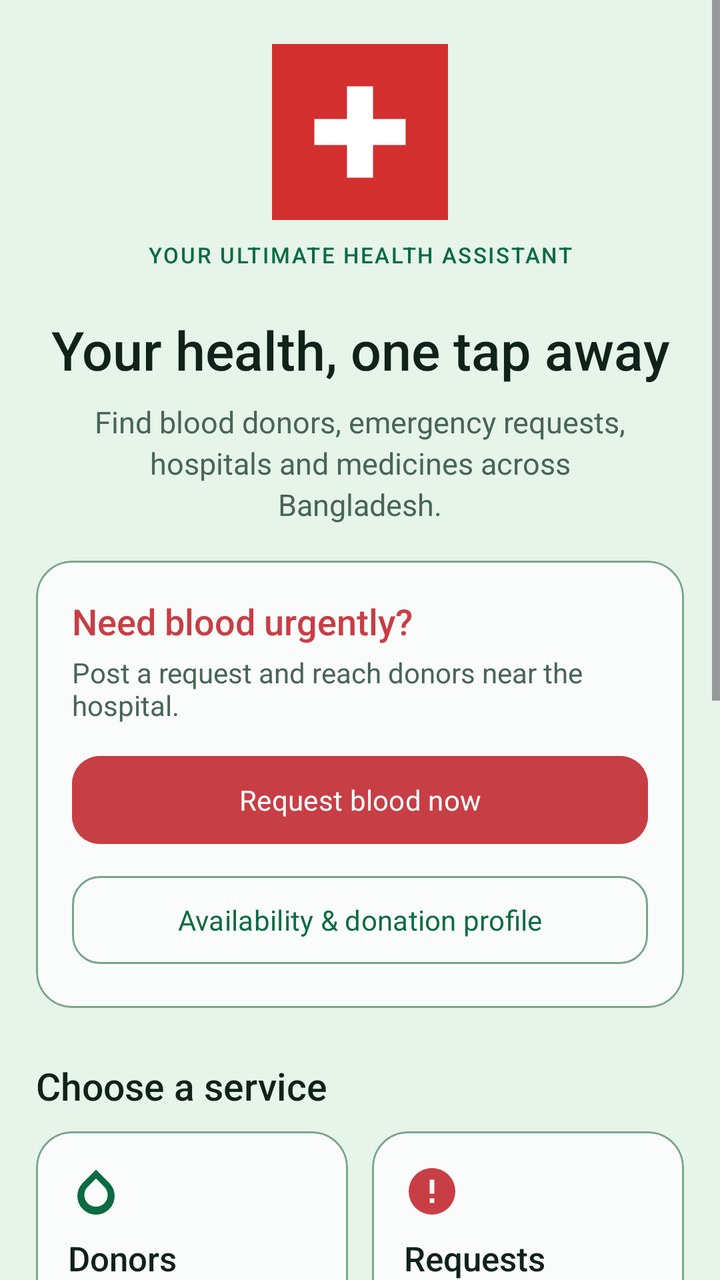
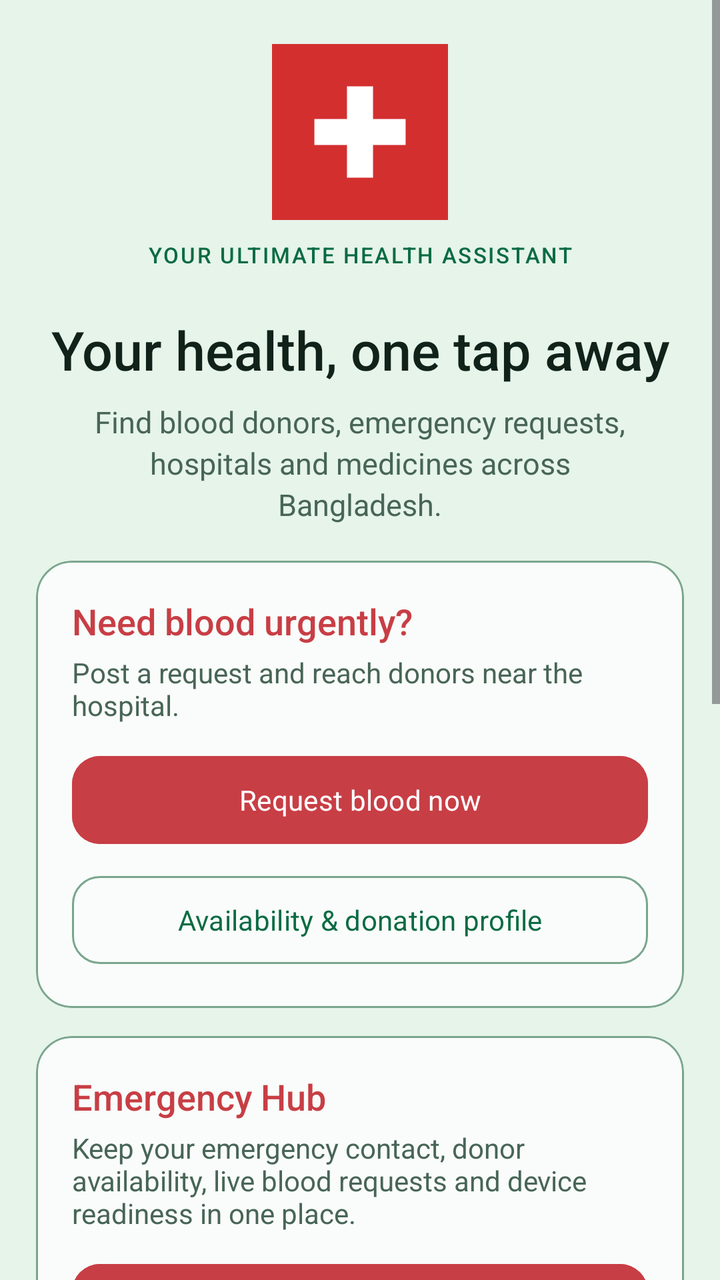

The first picture is an Android layout as it rendered before a commit; the second is the same layout after the commit. The layout source and the unified diff follow.
<!-- AndroidManifest.xml: application theme Theme.ShasthoBondhu -->
<!-- res/layout/fragment_home.xml -->
<?xml version="1.0" encoding="utf-8"?>
<ScrollView xmlns:android="http://schemas.android.com/apk/res/android"
    xmlns:app="http://schemas.android.com/apk/res-auto"
    android:layout_width="match_parent"
    android:layout_height="match_parent"
    android:background="@color/background"
    android:clipToPadding="false"
    android:fillViewport="true">

    <LinearLayout
        android:layout_width="match_parent"
        android:layout_height="wrap_content"
        android:orientation="vertical"
        android:paddingStart="18dp"
        android:paddingTop="22dp"
        android:paddingEnd="18dp"
        android:paddingBottom="24dp">

        <ImageView
            android:layout_width="88dp"
            android:layout_height="88dp"
            android:layout_gravity="center_horizontal"
            android:contentDescription="@string/app_name"
            android:src="@drawable/ic_app_logo" />

        <TextView
            android:layout_width="match_parent"
            android:layout_height="wrap_content"
            android:layout_marginTop="10dp"
            android:fontFamily="sans-serif-medium"
            android:gravity="center"
            android:letterSpacing="0.08"
            android:text="@string/brand_tagline"
            android:textColor="@color/primary"
            android:textSize="11sp" />

        <TextView
            android:layout_width="match_parent"
            android:layout_height="wrap_content"
            android:layout_marginTop="22dp"
            android:fontFamily="sans-serif-medium"
            android:gravity="center"
            android:text="@string/home_greeting"
            android:textColor="@color/text_primary"
            android:textSize="27sp" />

        <TextView
            android:layout_width="match_parent"
            android:layout_height="wrap_content"
            android:layout_marginStart="16dp"
            android:layout_marginTop="8dp"
            android:layout_marginEnd="16dp"
            android:gravity="center"
            android:lineSpacingExtra="3dp"
            android:text="@string/home_subtitle"
            android:textColor="@color/text_secondary"
            android:textSize="15sp" />

        <com.google.android.material.card.MaterialCardView
            style="@style/Widget.Shastho.Card.Box"
            android:layout_width="match_parent"
            android:layout_height="wrap_content"
            android:layout_marginTop="18dp">

            <LinearLayout
                android:layout_width="match_parent"
                android:layout_height="wrap_content"
                android:orientation="vertical"
                android:padding="18dp">

                <TextView
                    android:layout_width="match_parent"
                    android:layout_height="wrap_content"
                    android:fontFamily="sans-serif-medium"
                    android:text="@string/home_emergency_title"
                    android:textColor="@color/emergency"
                    android:textSize="18sp" />

                <TextView
                    android:layout_width="match_parent"
                    android:layout_height="wrap_content"
                    android:layout_marginTop="4dp"
                    android:text="@string/home_emergency_note"
                    android:textColor="@color/text_secondary"
                    android:textSize="14sp" />

                <com.google.android.material.button.MaterialButton
                    android:id="@+id/btnQuickRequest"
                    style="@style/Widget.Shastho.Button.Primary"
                    android:layout_width="match_parent"
                    android:layout_height="52dp"
                    android:layout_marginTop="12dp"
                    android:backgroundTint="@color/emergency"
                    android:text="@string/request_blood_now" />

                <com.google.android.material.button.MaterialButton
                    android:id="@+id/btnQuickDonate"
                    style="@style/Widget.Shastho.Button.Box"
                    android:layout_width="match_parent"
                    android:layout_height="52dp"
                    android:layout_marginTop="8dp"
                    android:text="@string/manage_donor_profile" />
            </LinearLayout>
        </com.google.android.material.card.MaterialCardView>

        <TextView
            android:layout_width="match_parent"
            android:layout_height="wrap_content"
            android:layout_marginTop="26dp"
            android:fontFamily="sans-serif-medium"
            android:text="@string/home_choose_service"
            android:textColor="@color/text_primary"
            android:textSize="19sp" />

        <LinearLayout
            android:layout_width="match_parent"
            android:layout_height="wrap_content"
            android:layout_marginTop="10dp"
            android:baselineAligned="false"
            android:orientation="horizontal">

            <com.google.android.material.card.MaterialCardView
                android:id="@+id/cardDonors"
                style="@style/Widget.Shastho.Card.Action"
                android:layout_width="0dp"
                android:layout_height="124dp"
                android:layout_marginEnd="6dp"
                android:layout_weight="1">

                <LinearLayout
                    android:layout_width="match_parent"
                    android:layout_height="match_parent"
                    android:gravity="center_vertical"
                    android:orientation="vertical"
                    android:padding="16dp">
                    <ImageView
                        android:layout_width="28dp"
                        android:layout_height="28dp"
                        android:contentDescription="@string/nav_donors"
                        android:src="@drawable/ic_nav_donors"
                        app:tint="@color/primary" />
                    <TextView
                        android:layout_width="wrap_content"
                        android:layout_height="wrap_content"
                        android:layout_marginTop="8dp"
                        android:fontFamily="sans-serif-medium"
                        android:text="@string/nav_donors"
                        android:textColor="@color/text_primary"
                        android:textSize="17sp" />
                    <TextView
                        android:layout_width="match_parent"
                        android:layout_height="wrap_content"
                        android:layout_marginTop="2dp"
                        android:maxLines="2"
                        android:text="@string/home_donors_note"
                        android:textColor="@color/text_secondary"
                        android:textSize="13sp" />
                </LinearLayout>
            </com.google.android.material.card.MaterialCardView>

            <com.google.android.material.card.MaterialCardView
                android:id="@+id/cardRequests"
                style="@style/Widget.Shastho.Card.Action"
                android:layout_width="0dp"
                android:layout_height="124dp"
                android:layout_marginStart="6dp"
                android:layout_weight="1">
                <LinearLayout
                    android:layout_width="match_parent"
                    android:layout_height="match_parent"
                    android:gravity="center_vertical"
                    android:orientation="vertical"
                    android:padding="16dp">
                    <ImageView
                        android:layout_width="28dp"
                        android:layout_height="28dp"
                        android:contentDescription="@string/nav_requests"
                        android:src="@drawable/ic_nav_requests"
                        app:tint="@color/emergency" />
                    <TextView
                        android:layout_width="wrap_content"
                        android:layout_height="wrap_content"
                        android:layout_marginTop="8dp"
                        android:fontFamily="sans-serif-medium"
                        android:text="@string/nav_requests"
                        android:textColor="@color/text_primary"
                        android:textSize="17sp" />
                    <TextView
                        android:layout_width="match_parent"
                        android:layout_height="wrap_content"
                        android:layout_marginTop="2dp"
                        android:maxLines="2"
                        android:text="@string/home_requests_note"
                        android:textColor="@color/text_secondary"
                        android:textSize="13sp" />
                </LinearLayout>
            </com.google.android.material.card.MaterialCardView>
        </LinearLayout>

        <LinearLayout
            android:layout_width="match_parent"
            android:layout_height="wrap_content"
            android:layout_marginTop="12dp"
            android:baselineAligned="false"
            android:orientation="horizontal">

            <com.google.android.material.card.MaterialCardView
                android:id="@+id/cardHospitals"
                style="@style/Widget.Shastho.Card.Action"
                android:layout_width="0dp"
                android:layout_height="124dp"
                android:layout_marginEnd="6dp"
                android:layout_weight="1">
                <LinearLayout
                    android:layout_width="match_parent"
                    android:layout_height="match_parent"
                    android:gravity="center_vertical"
                    android:orientation="vertical"
                    android:padding="16dp">
                    <ImageView
                        android:layout_width="28dp"
                        android:layout_height="28dp"
                        android:contentDescription="@string/nav_hospitals"
                        android:src="@drawable/ic_nav_hospitals"
                        app:tint="@color/primary" />
                    <TextView
                        android:layout_width="wrap_content"
                        android:layout_height="wrap_content"
                        android:layout_marginTop="8dp"
                        android:fontFamily="sans-serif-medium"
                        android:text="@string/nav_hospitals"
                        android:textColor="@color/text_primary"
                        android:textSize="17sp" />
                    <TextView
                        android:layout_width="match_parent"
                        android:layout_height="wrap_content"
                        android:layout_marginTop="2dp"
                        android:maxLines="2"
                        android:text="@string/home_hospitals_note"
                        android:textColor="@color/text_secondary"
                        android:textSize="13sp" />
                </LinearLayout>
            </com.google.android.material.card.MaterialCardView>

            <com.google.android.material.card.MaterialCardView
                android:id="@+id/cardMedicines"
                style="@style/Widget.Shastho.Card.Action"
                android:layout_width="0dp"
                android:layout_height="124dp"
                android:layout_marginStart="6dp"
                android:layout_weight="1">
                <LinearLayout
                    android:layout_width="match_parent"
                    android:layout_height="match_parent"
                    android:gravity="center_vertical"
                    android:orientation="vertical"
                    android:padding="16dp">
                    <ImageView
                        android:layout_width="28dp"
                        android:layout_height="28dp"
                        android:contentDescription="@string/nav_medicines"
                        android:src="@drawable/ic_nav_medicines"
                        app:tint="@color/primary" />
                    <TextView
                        android:layout_width="wrap_content"
                        android:layout_height="wrap_content"
                        android:layout_marginTop="8dp"
                        android:fontFamily="sans-serif-medium"
                        android:text="@string/nav_medicines"
                        android:textColor="@color/text_primary"
                        android:textSize="17sp" />
                    <TextView
                        android:layout_width="match_parent"
                        android:layout_height="wrap_content"
                        android:layout_marginTop="2dp"
                        android:maxLines="2"
                        android:text="@string/home_medicines_note"
                        android:textColor="@color/text_secondary"
                        android:textSize="13sp" />
                </LinearLayout>
            </com.google.android.material.card.MaterialCardView>
        </LinearLayout>

        <com.google.android.material.card.MaterialCardView
            style="@style/Widget.Shastho.Card.Box"
            android:layout_width="match_parent"
            android:layout_height="wrap_content"
            android:layout_marginTop="18dp">

            <LinearLayout
                android:layout_width="match_parent"
                android:layout_height="wrap_content"
                android:orientation="vertical"
                android:padding="18dp">

                <TextView
                    android:layout_width="match_parent"
                    android:layout_height="wrap_content"
                    android:fontFamily="sans-serif-medium"
                    android:text="@string/lab_home_title"
                    android:textColor="@color/text_primary"
                    android:textSize="18sp" />

                <TextView
                    android:layout_width="match_parent"
                    android:layout_height="wrap_content"
                    android:layout_marginTop="4dp"
                    android:text="@string/lab_home_note"
                    android:textColor="@color/text_secondary"
                    android:textSize="14sp" />

                <com.google.android.material.button.MaterialButton
                    android:id="@+id/btnLabDemo"
                    style="@style/Widget.Shastho.Button.Primary"
                    android:layout_width="match_parent"
                    android:layout_height="52dp"
                    android:layout_marginTop="14dp"
                    android:text="@string/open_lab_demo" />
            </LinearLayout>
        </com.google.android.material.card.MaterialCardView>

        <com.google.android.material.card.MaterialCardView
            style="@style/Widget.Shastho.Card.Box"
            android:layout_width="match_parent"
            android:layout_height="wrap_content"
            android:layout_marginTop="18dp">
            <LinearLayout
                android:layout_width="match_parent"
                android:layout_height="wrap_content"
                android:orientation="vertical"
                android:padding="18dp">
                <TextView
                    android:id="@+id/tvAccountTitle"
                    android:layout_width="match_parent"
                    android:layout_height="wrap_content"
                    android:fontFamily="sans-serif-medium"
                    android:text="@string/home_account_title"
                    android:textColor="@color/text_primary"
                    android:textSize="18sp" />
                <TextView
                    android:id="@+id/tvAccountNote"
                    android:layout_width="match_parent"
                    android:layout_height="wrap_content"
                    android:layout_marginTop="4dp"
                    android:lineSpacingExtra="2dp"
                    android:text="@string/home_account_note"
                    android:textColor="@color/text_secondary"
                    android:textSize="14sp" />
                <com.google.android.material.button.MaterialButton
                    android:id="@+id/btnSignOut"
                    style="@style/Widget.Shastho.Button.Box"
                    android:layout_width="match_parent"
                    android:layout_height="52dp"
                    android:layout_marginTop="8dp"
                    android:text="@string/sign_out"
                    android:visibility="gone" />
                <TextView
                    android:id="@+id/tvLocalModeNotice"
                    android:layout_width="match_parent"
                    android:layout_height="wrap_content"
                    android:layout_marginTop="10dp"
                    android:text="@string/local_mode_notice"
                    android:textColor="@color/warning"
                    android:textSize="12sp"
                    android:visibility="gone" />
            </LinearLayout>
        </com.google.android.material.card.MaterialCardView>
    </LinearLayout>
</ScrollView>
<!-- resources referenced by this layout -->
<resources>
  <color name="background">#E6F4EA</color>
  <color name="emergency">#C83E45</color>
  <color name="primary">#0B6B43</color>
  <color name="text_primary">#102219</color>
  <color name="text_secondary">#486557</color>
  <color name="warning">#A66F00</color>
  <string name="app_name">ShasthoBondhu</string>
  <string name="brand_tagline">YOUR ULTIMATE HEALTH ASSISTANT</string>
  <string name="home_account_note">Sign in to register as a donor, request blood or manage pharmacy stock.</string>
  <string name="home_account_title">Your ShasthoBondhu account</string>
  <string name="home_choose_service">Choose a service</string>
  <string name="home_donors_note">Find nearby blood donors</string>
  <string name="home_emergency_note">Post a request and reach donors near the hospital.</string>
  <string name="home_emergency_title">Need blood urgently?</string>
  <string name="home_greeting">Your health, one tap away</string>
  <string name="home_hospitals_note">Find care by area</string>
  <string name="home_medicines_note">Check pharmacy stock</string>
  <string name="home_requests_note">See urgent blood needs</string>
  <string name="home_subtitle">Find blood donors, emergency requests, hospitals and medicines across Bangladesh.</string>
  <string name="lab_home_note">Open the live demonstrations for Intents, broadcasts, contacts, services, JSON API and Firebase.</string>
  <string name="lab_home_title">Android components lab</string>
  <string name="local_mode_notice">Firebase email sign-in is not enabled, so this account is stored on this phone. Enable Email/Password in Firebase to sync.</string>
  <string name="manage_donor_profile">Availability &amp; donation profile</string>
  <string name="nav_donors">Donors</string>
  <string name="nav_hospitals">Hospitals</string>
  <string name="nav_medicines">Medicines</string>
  <string name="nav_requests">Requests</string>
  <string name="open_lab_demo">Open lab demonstration</string>
  <string name="request_blood_now">Request blood now</string>
  <string name="sign_out">Sign out</string>
  <style name="Widget.Shastho.Button.Box" parent="Widget.Material3.Button.OutlinedButton">
          <item name="strokeColor">@color/outline</item>
          <item name="android:textColor">@color/primary</item>
          <item name="cornerRadius">14dp</item>
          <item name="android:minHeight">48dp</item>
          <item name="android:textAllCaps">false</item>
      </style>
  <style name="Widget.Shastho.Button.Primary" parent="Widget.Material3.Button">
          <item name="backgroundTint">@color/primary</item>
          <item name="android:textColor">@color/on_primary</item>
          <item name="cornerRadius">14dp</item>
          <item name="android:minHeight">52dp</item>
          <item name="android:textAllCaps">false</item>
      </style>
  <style name="Widget.Shastho.Card.Action" parent="Widget.Shastho.Card.Box">
          <item name="rippleColor">@color/primary_container</item>
          <item name="android:clickable">true</item>
          <item name="android:focusable">true</item>
      </style>
  <style name="Widget.Shastho.Card.Box" parent="Widget.Material3.CardView.Outlined">
          <item name="cardBackgroundColor">@color/surface</item>
          <item name="cardCornerRadius">18dp</item>
          <item name="cardElevation">0dp</item>
          <item name="strokeColor">@color/outline</item>
          <item name="strokeWidth">1dp</item>
      </style>
  <color name="outline">#7AA58D</color>
  <color name="on_primary">#FFFFFF</color>
  <color name="primary_container">#C9EAD5</color>
  <color name="surface">#F9FCFA</color>
  <color name="on_primary_container">#073C27</color>
  <color name="surface_variant">#D5E9DC</color>
  <!-- unchanged entries left out for length: 6 -->
</resources>

<!-- the commit's change to res/layout/fragment_home.xml (unified diff, before → after) -->
@@ -100,6 +100,45 @@
                     android:layout_height="52dp"
                     android:layout_marginTop="8dp"
                     android:text="@string/manage_donor_profile" />
+            </LinearLayout>
+        </com.google.android.material.card.MaterialCardView>
+
+        <com.google.android.material.card.MaterialCardView
+            style="@style/Widget.Shastho.Card.Action"
+            android:layout_width="match_parent"
+            android:layout_height="wrap_content"
+            android:layout_marginTop="14dp">
+
+            <LinearLayout
+                android:layout_width="match_parent"
+                android:layout_height="wrap_content"
+                android:orientation="vertical"
+                android:padding="18dp">
+
+                <TextView
+                    android:layout_width="match_parent"
+                    android:layout_height="wrap_content"
+                    android:fontFamily="sans-serif-medium"
+                    android:text="@string/emergency_hub_home_title"
+                    android:textColor="@color/emergency"
+                    android:textSize="18sp" />
+
+                <TextView
+                    android:layout_width="match_parent"
+                    android:layout_height="wrap_content"
+                    android:layout_marginTop="4dp"
+                    android:text="@string/emergency_hub_home_note"
+                    android:textColor="@color/text_secondary"
+                    android:textSize="14sp" />
+
+                <com.google.android.material.button.MaterialButton
+                    android:id="@+id/btnEmergencyHub"
+                    style="@style/Widget.Shastho.Button.Primary"
+                    android:layout_width="match_parent"
+                    android:layout_height="52dp"
+                    android:layout_marginTop="12dp"
+                    android:backgroundTint="@color/emergency"
+                    android:text="@string/open_emergency_hub" />
             </LinearLayout>
         </com.google.android.material.card.MaterialCardView>
 
@@ -286,44 +325,6 @@
             android:layout_width="match_parent"
             android:layout_height="wrap_content"
             android:layout_marginTop="18dp">
-
-            <LinearLayout
-                android:layout_width="match_parent"
-                android:layout_height="wrap_content"
-                android:orientation="vertical"
-                android:padding="18dp">
-
-                <TextView
-                    android:layout_width="match_parent"
-                    android:layout_height="wrap_content"
-                    android:fontFamily="sans-serif-medium"
-                    android:text="@string/lab_home_title"
-                    android:textColor="@color/text_primary"
-                    android:textSize="18sp" />
-
-                <TextView
-                    android:layout_width="match_parent"
-                    android:layout_height="wrap_content"
-                    android:layout_marginTop="4dp"
-                    android:text="@string/lab_home_note"
-                    android:textColor="@color/text_secondary"
-                    android:textSize="14sp" />
-
-                <com.google.android.material.button.MaterialButton
-                    android:id="@+id/btnLabDemo"
-                    style="@style/Widget.Shastho.Button.Primary"
-                    android:layout_width="match_parent"
-                    android:layout_height="52dp"
-                    android:layout_marginTop="14dp"
-                    android:text="@string/open_lab_demo" />
-            </LinearLayout>
-        </com.google.android.material.card.MaterialCardView>
-
-        <com.google.android.material.card.MaterialCardView
-            style="@style/Widget.Shastho.Card.Box"
-            android:layout_width="match_parent"
-            android:layout_height="wrap_content"
-            android:layout_marginTop="18dp">
             <LinearLayout
                 android:layout_width="match_parent"
                 android:layout_height="wrap_content"
<!-- resource entries referenced after the edit -->
@@ -8,6 +8,8 @@
   <color name="warning">#A66F00</color>
   <string name="app_name">ShasthoBondhu</string>
   <string name="brand_tagline">YOUR ULTIMATE HEALTH ASSISTANT</string>
+  <string name="emergency_hub_home_note">Keep your emergency contact, donor availability, live blood requests and device readiness in one place.</string>
+  <string name="emergency_hub_home_title">Emergency Hub</string>
   <string name="home_account_note">Sign in to register as a donor, request blood or manage pharmacy stock.</string>
   <string name="home_account_title">Your ShasthoBondhu account</string>
   <string name="home_choose_service">Choose a service</string>
@@ -19,15 +21,13 @@
   <string name="home_medicines_note">Check pharmacy stock</string>
   <string name="home_requests_note">See urgent blood needs</string>
   <string name="home_subtitle">Find blood donors, emergency requests, hospitals and medicines across Bangladesh.</string>
-  <string name="lab_home_note">Open the live demonstrations for Intents, broadcasts, contacts, services, JSON API and Firebase.</string>
-  <string name="lab_home_title">Android components lab</string>
   <string name="local_mode_notice">Firebase email sign-in is not enabled, so this account is stored on this phone. Enable Email/Password in Firebase to sync.</string>
   <string name="manage_donor_profile">Availability &amp; donation profile</string>
   <string name="nav_donors">Donors</string>
   <string name="nav_hospitals">Hospitals</string>
   <string name="nav_medicines">Medicines</string>
   <string name="nav_requests">Requests</string>
-  <string name="open_lab_demo">Open lab demonstration</string>
+  <string name="open_emergency_hub">Open Emergency Hub</string>
   <string name="request_blood_now">Request blood now</string>
   <string name="sign_out">Sign out</string>
   <style name="Widget.Shastho.Button.Box" parent="Widget.Material3.Button.OutlinedButton">
